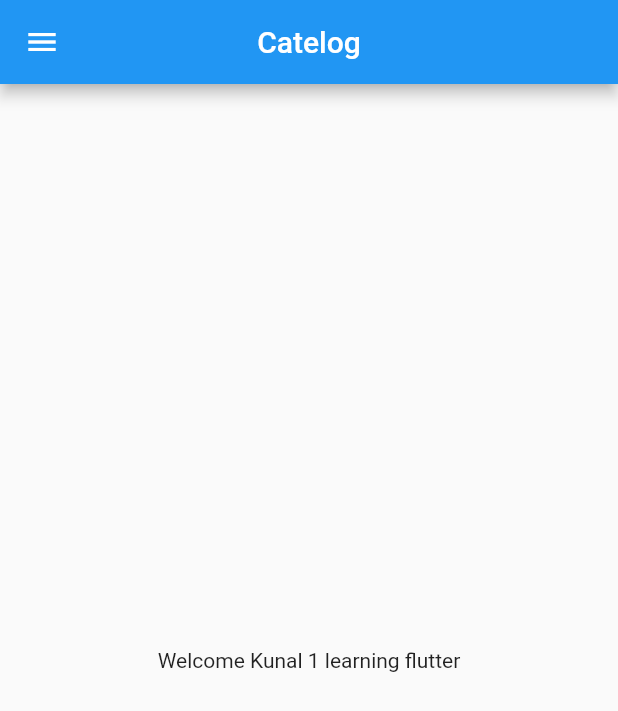
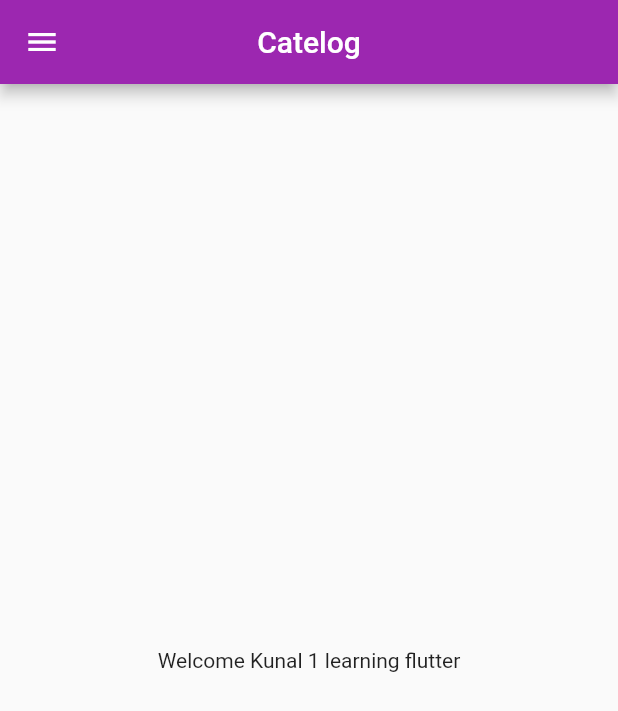
Before and after one commit to kolhekunal/30daysofflutter, a Flutter app: the screen it shows after launch, on a phone screen of 412 x 824 dp. Shown: the top 711 px of the screen. Run offline on Flutter 3.47's test engine with Material 2 defaults, Android fonts, the phone set to English and light mode, and no system bars.

Commit message:
Completed day3

```diff
--- a/lib/main.dart
+++ b/lib/main.dart
@@ -1,6 +1,7 @@
 import 'package:flutter/material.dart';
+import 'package:flutter_catelog/pages/login_page.dart';
 
-import 'home_page.dart';
+import 'pages/home_page.dart';
 
 void main() {
   runApp(MyApp());
@@ -17,7 +18,17 @@ class MyApp extends StatelessWidget {
     final pif = 3.14;
 
     return MaterialApp(
-      home: Homepage(),
+      //  home: Homepage(),
+      themeMode: ThemeMode.light,
+      theme: ThemeData(primarySwatch: Colors.purple),
+      darkTheme:
+          ThemeData(brightness: Brightness.dark, primarySwatch: Colors.red),
+     initialRoute: "/home",
+      routes: {
+      "/" : (context) => LoginPage(),
+      "/login" : (context) => LoginPage(),
+      "/home" : (context) => Homepage()
+      },
     );
   }
 }
```
Also changed, not shown: lib/pages/login_page.dart (added, +19 -0 lines), lib/pages/home_page.dart (renamed from lib/home_page.dart).
